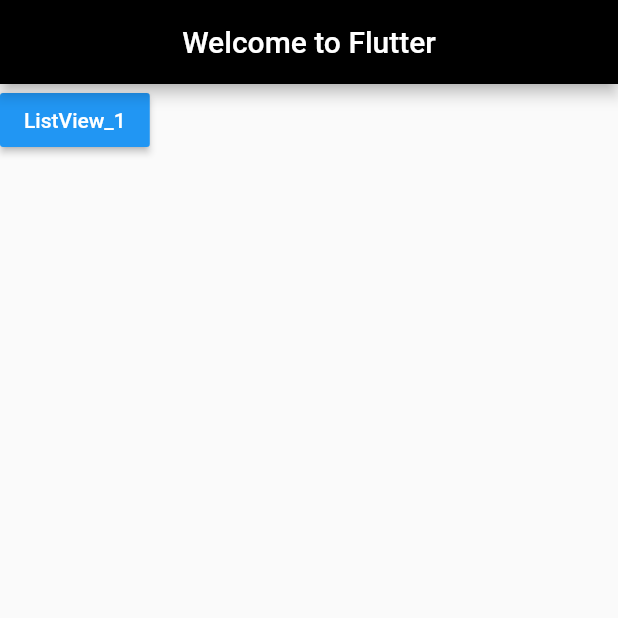
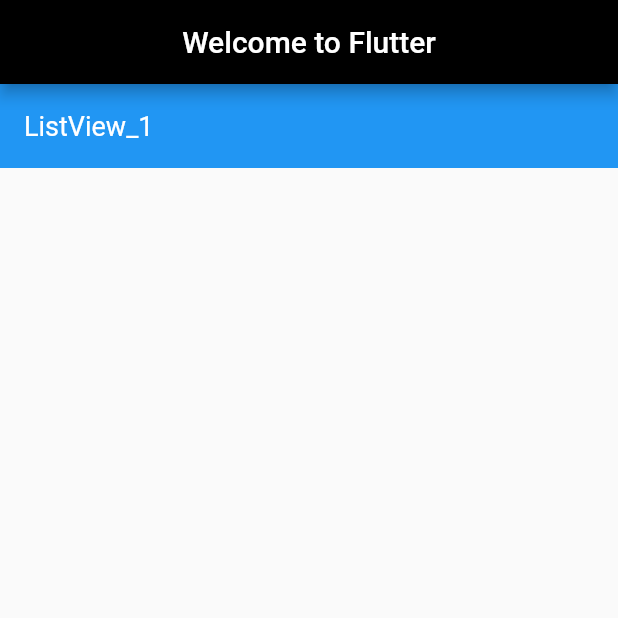
Before and after one commit to intererting/FlutterDemo, a Flutter app: the screen it shows after launch, on a phone screen of 412 x 824 dp, the top half of it. Run offline on Flutter 3.47's test engine with Material 2 defaults, Android fonts, the phone set to English and light mode, and no system bars.

Commit message:
commit 1

```diff
--- a/lib/home.dart
+++ b/lib/home.dart
@@ -2,6 +2,9 @@ import 'package:flutter/material.dart';
 import 'package:flutter_demo/constants.dart';
 
 class Home extends StatelessWidget {
+  final _titles = <String>['ListView_1'];
+  final _font = const TextStyle(fontSize: 18.0);
+
   @override
   Widget build(BuildContext context) {
     return new Scaffold(
@@ -9,21 +12,38 @@ class Home extends StatelessWidget {
         title: new Text('Welcome to Flutter'),
         centerTitle: true,
       ),
-      body: new Column(
-        children: <Widget>[
-          new RaisedButton(
-            onPressed: () {
-              Navigator.of(context).pushNamed(Route_ListView_1);
-            },
-            color: Colors.blue,
-            child: new Container(
-              child: new Text(
-                'ListView_1',
-                style: new TextStyle(color: Colors.white),
-              ),
-            ),
-          )
-        ],
+      body: new ListView.builder(
+        itemBuilder: (BuildContext context, int index) {
+          return _buildRow(context, index);
+        },
+        itemCount: _titles.length,
+      ),
+    );
+  }
+
+  Widget _buildRow(BuildContext context, int index) {
+    if (index.isOdd) {
+      return new Divider(
+        height: 1.0,
+      );
+    }
+    final nowIndex = index ~/ 2;
+    return new ListTileTheme(
+      textColor: Colors.white,
+      child: new Container(
+        color: Colors.blue,
+        child: new ListTile(
+          title: new Text(
+            _titles[nowIndex],
+            style: _font,
+          ),
+          onTap: () {
+            switch (nowIndex) {
+              case 0:
+                Navigator.of(context).pushNamed(Route_ListView_1);
+            }
+          },
+        ),
       ),
     );
   }
--- a/lib/ui_exe/listview_1.dart
+++ b/lib/ui_exe/listview_1.dart
@@ -39,17 +39,18 @@ class _RandomWordsState extends State<RandomWords> {
       padding: EdgeInsets.all(12.0),
 //      itemExtent: 100.0,
       itemBuilder: (BuildContext context, int index) {
-        if (index.isOdd) {
-          return new Divider(
-            height: 1.0,
-          );
-        }
         return _buildRow(index);
       },
     );
   }
 
   Widget _buildRow(int index) {
+    if (index.isOdd) {
+      return new Divider(
+        height: 1.0,
+      );
+    }
+
     final nowIndex = index ~/ 2;
     final _alraedySaved = _saved.contains(nowIndex);
 
```
